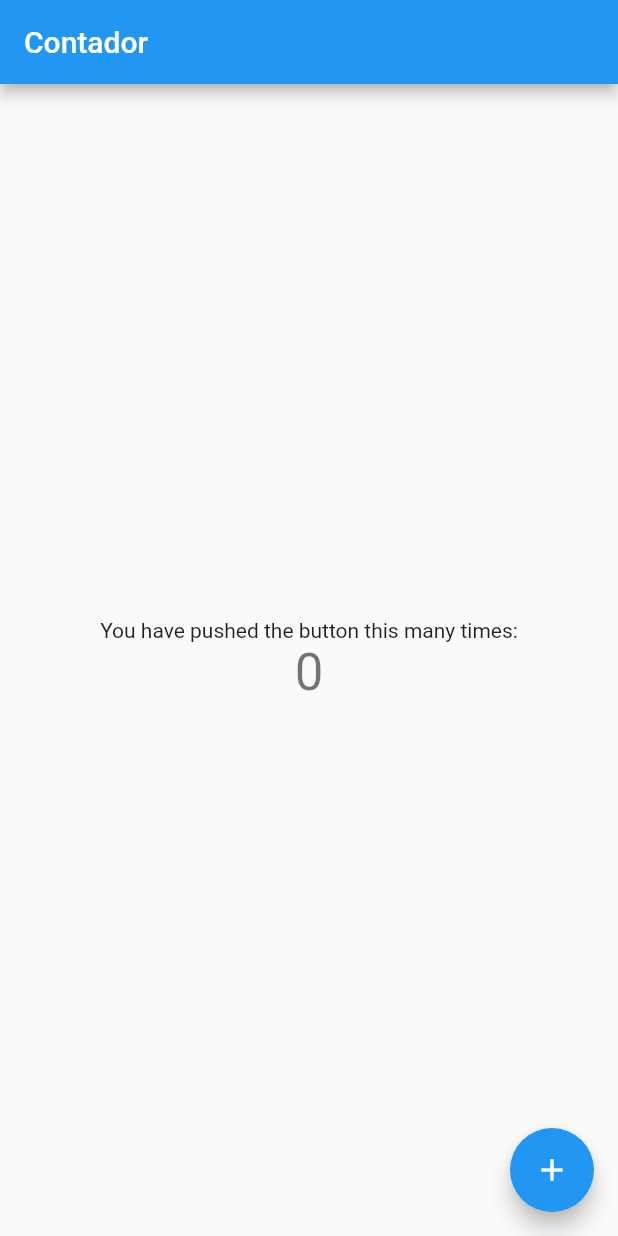
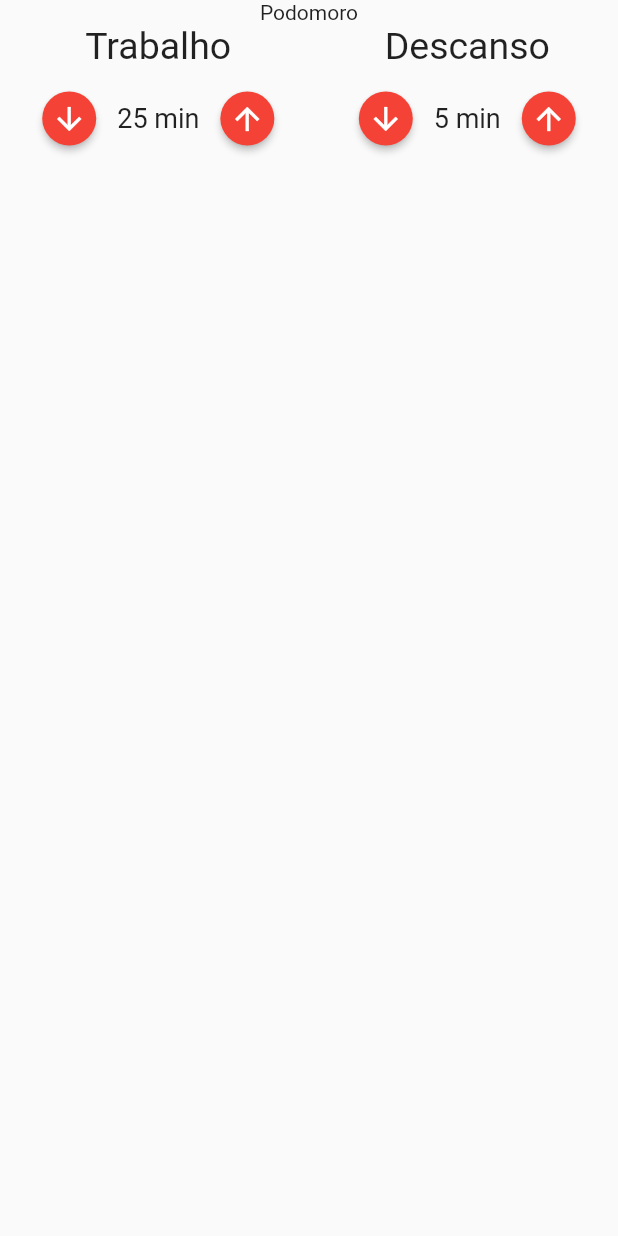
Before and after one commit to WellysonP/Pomodoro, a Flutter app: the screen it shows after launch, on a phone screen of 412 x 824 dp. Run offline on Flutter 3.47's test engine with Material 2 defaults, Android fonts, the phone set to English and light mode, and no system bars; our stand-ins replace flutter_mobx, mobx; generated files the repository leaves out were written again.

Commit message:
feito widget para entrada de tempo

```diff
--- a/lib/main.dart
+++ b/lib/main.dart
@@ -1,6 +1,7 @@
 import 'package:flutter/material.dart';
 import 'package:flutter_mobx/flutter_mobx.dart';
 
+import 'pages/pomodoro_page.dart';
 import 'store/contador_store.dart';
 
 void main() {
@@ -12,47 +13,48 @@ class MyApp extends StatelessWidget {
   @override
   Widget build(BuildContext context) {
     return MaterialApp(
+      debugShowCheckedModeBanner: false,
       title: 'Flutter Demo',
       theme: ThemeData(
         primarySwatch: Colors.blue,
       ),
-      home: MyHomePage(),
+      home: PomodoroPage(),
     );
   }
 }
 
-final store = ContadorStore();
+// final store = ContadorStore();
 
-class MyHomePage extends StatelessWidget {
-  const MyHomePage({Key? key}) : super(key: key);
+// class MyHomePage extends StatelessWidget {
+//   const MyHomePage({Key? key}) : super(key: key);
 
-  @override
-  Widget build(BuildContext context) {
-    return Scaffold(
-      appBar: AppBar(
-        title: Text("Contador"),
-      ),
-      body: Center(
-        child: Column(
-          mainAxisAlignment: MainAxisAlignment.center,
-          children: <Widget>[
-            const Text(
-              'You have pushed the button this many times:',
-            ),
-            Observer(builder: (_) {
-              return Text(
-                '${store.contador}',
-                style: Theme.of(context).textTheme.headline4,
-              );
-            }),
-          ],
-        ),
-      ),
-      floatingActionButton: FloatingActionButton(
-        onPressed: store.incremetar,
-        tooltip: 'Increment',
-        child: const Icon(Icons.add),
-      ),
-    );
-  }
-}
+//   @override
+//   Widget build(BuildContext context) {
+//     return Scaffold(
+//       appBar: AppBar(
+//         title: Text("Contador"),
+//       ),
+//       body: Center(
+//         child: Column(
+//           mainAxisAlignment: MainAxisAlignment.center,
+//           children: <Widget>[
+//             const Text(
+//               'You have pushed the button this many times:',
+//             ),
+//             Observer(builder: (_) {
+//               return Text(
+//                 '${store.contador}',
+//                 style: Theme.of(context).textTheme.headline4,
+//               );
+//             }),
+//           ],
+//         ),
+//       ),
+//       floatingActionButton: FloatingActionButton(
+//         onPressed: store.incremetar,
+//         tooltip: 'Increment',
+//         child: const Icon(Icons.add),
+//       ),
+//     );
+//   }
+// }
--- /dev/null
+++ b/lib/pages/entrada_tempo.dart
@@ -0,0 +1,66 @@
+import 'package:flutter/cupertino.dart';
+import 'package:flutter/material.dart';
+import 'package:flutter/src/foundation/key.dart';
+import 'package:flutter/src/widgets/framework.dart';
+
+class EntradaTempo extends StatelessWidget {
+  final String titulo;
+  final int valor;
+
+  const EntradaTempo({
+    Key? key,
+    required this.titulo,
+    required this.valor,
+  }) : super(key: key);
+
+  @override
+  Widget build(BuildContext context) {
+    return Column(
+      crossAxisAlignment: CrossAxisAlignment.center,
+      children: [
+        Text(
+          titulo,
+          style: TextStyle(
+            fontSize: 25,
+          ),
+        ),
+        SizedBox(height: 10),
+        Row(
+          mainAxisAlignment: MainAxisAlignment.center,
+          children: [
+            ElevatedButton(
+              onPressed: () {},
+              child: Icon(
+                Icons.arrow_downward,
+                color: Colors.white,
+              ),
+              style: ElevatedButton.styleFrom(
+                shape: CircleBorder(),
+                // padding: EdgeInsets.all(15),
+                primary: Colors.red,
+              ),
+            ),
+            Text(
+              "${valor} min",
+              style: TextStyle(
+                fontSize: 18,
+              ),
+            ),
+            ElevatedButton(
+              onPressed: () {},
+              child: Icon(
+                Icons.arrow_upward,
+                color: Colors.white,
+              ),
+              style: ElevatedButton.styleFrom(
+                shape: CircleBorder(),
+                // padding: EdgeInsets.all(15),
+                primary: Colors.red,
+              ),
+            ),
+          ],
+        ),
+      ],
+    );
+  }
+}
--- /dev/null
+++ b/lib/pages/pomodoro_page.dart
@@ -0,0 +1,32 @@
+import 'package:flutter/material.dart';
+import 'package:flutter/src/foundation/key.dart';
+import 'package:flutter/src/widgets/framework.dart';
+import 'package:pomodoro/pages/entrada_tempo.dart';
+
+class PomodoroPage extends StatelessWidget {
+  const PomodoroPage({Key? key}) : super(key: key);
+
+  @override
+  Widget build(BuildContext context) {
+    return Scaffold(
+      body: Column(
+        children: [
+          Text("Podomoro"),
+          Row(
+            mainAxisAlignment: MainAxisAlignment.spaceAround,
+            children: [
+              EntradaTempo(
+                titulo: "Trabalho",
+                valor: 25,
+              ),
+              EntradaTempo(
+                titulo: "Descanso",
+                valor: 5,
+              ),
+            ],
+          ),
+        ],
+      ),
+    );
+  }
+}
```
